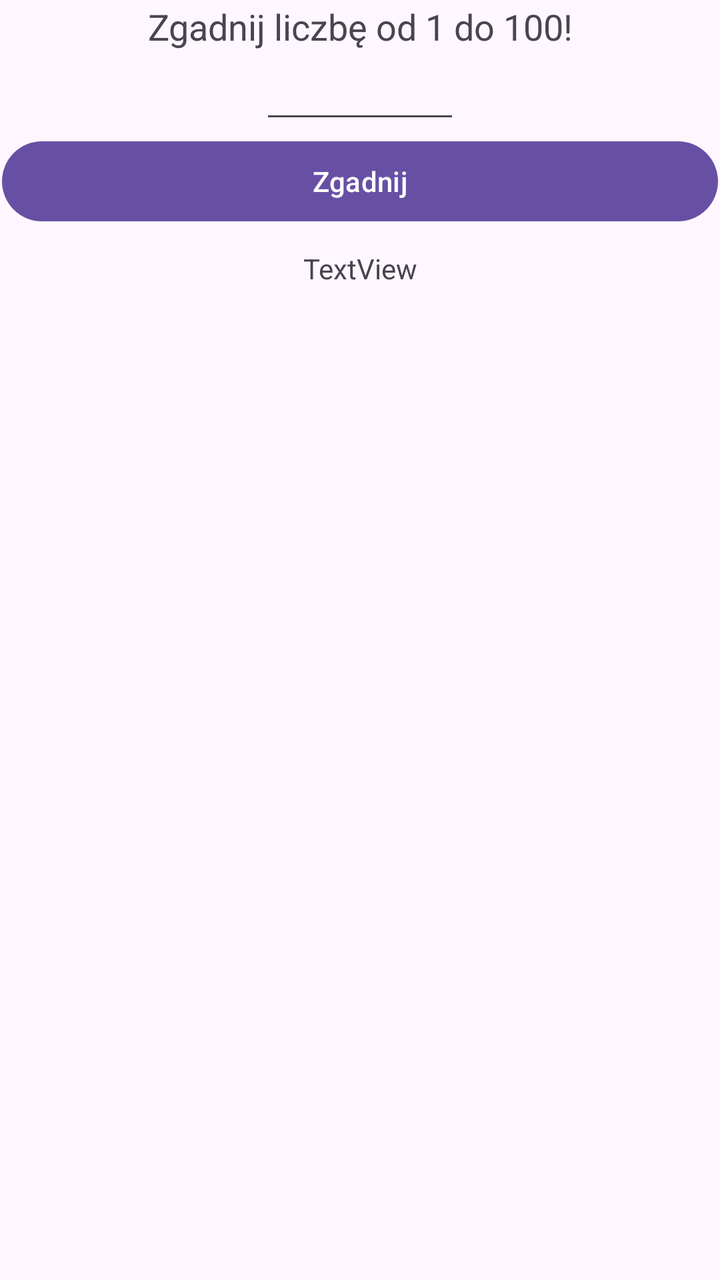
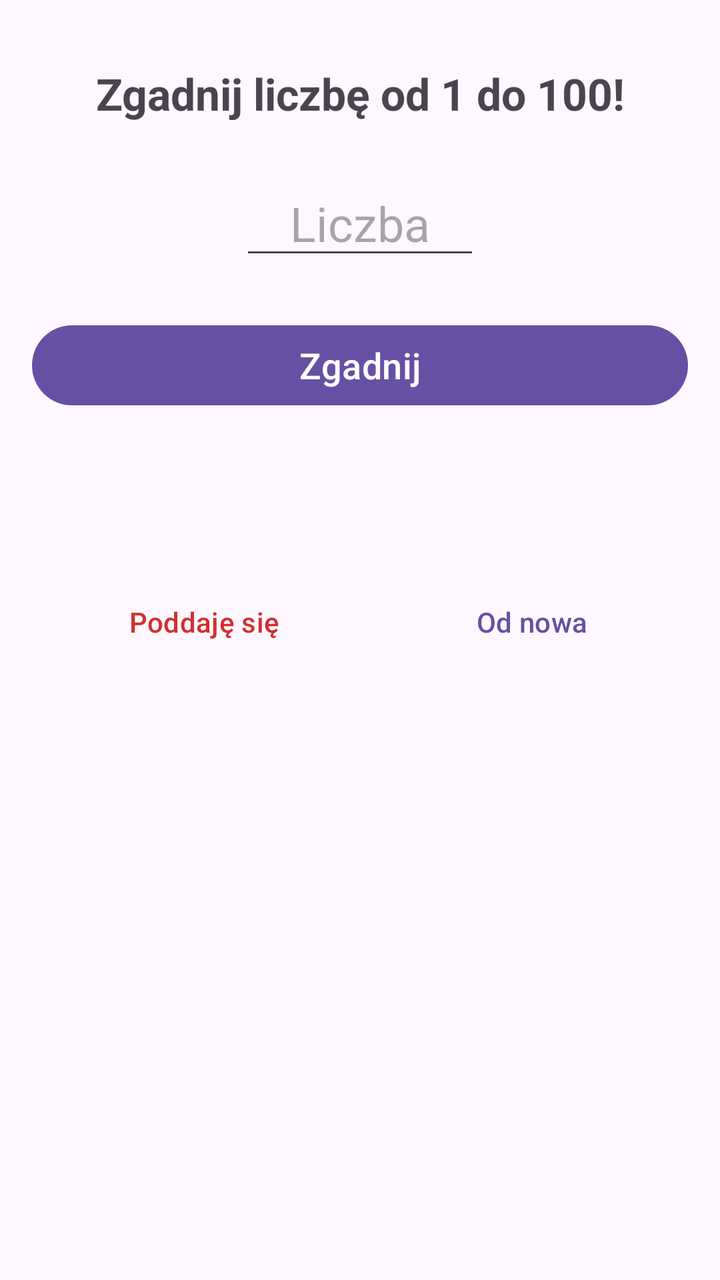

The first picture is an Android layout as it rendered before a commit; the second is the same layout after the commit. The layout source and the unified diff follow.
<!-- AndroidManifest.xml: application theme Theme.OnClick -->
<!-- res/layout/activity_main.xml -->
<?xml version="1.0" encoding="utf-8"?>
<androidx.constraintlayout.widget.ConstraintLayout xmlns:android="http://schemas.android.com/apk/res/android"
    xmlns:app="http://schemas.android.com/apk/res-auto"
    xmlns:tools="http://schemas.android.com/tools"
    android:id="@+id/main"
    android:layout_width="match_parent"
    android:layout_height="match_parent"
    tools:context=".MainActivity">

    <LinearLayout
        android:layout_width="0dp"
        android:layout_height="wrap_content"
        android:layout_marginStart="1dp"
        android:layout_marginTop="1dp"
        android:layout_marginEnd="1dp"
        android:orientation="vertical"
        app:layout_constraintEnd_toEndOf="parent"
        app:layout_constraintStart_toStartOf="parent"
        app:layout_constraintTop_toTopOf="parent">

        <TextView
            android:id="@+id/guessTheNumber"
            android:layout_width="match_parent"
            android:layout_height="wrap_content"
            android:gravity="center"
            android:text="@string/guessTheNumber"
            android:textSize="18dp" />

        <EditText
            android:id="@+id/editTextNumberSigned"
            android:layout_width="100dp"
            android:layout_height="wrap_content"
            android:layout_gravity="center"
            android:ems="10"
            android:gravity="center"
            android:inputType="numberSigned" />

        <Button
            android:id="@+id/button"
            android:layout_width="match_parent"
            android:layout_height="wrap_content"
            android:text="@string/guess" />

        <TextView
            android:id="@+id/result"
            android:layout_width="match_parent"
            android:layout_height="wrap_content"
            android:layout_marginTop="10dp"
            android:gravity="center"
            android:text="TextView" />
    </LinearLayout>
</androidx.constraintlayout.widget.ConstraintLayout>
<!-- resources referenced by this layout -->
<resources>
  <string name="guess">Zgadnij</string>
  <string name="guessTheNumber">Zgadnij liczbę od 1 do 100!</string>
  <style name="Theme.OnClick" parent="Base.Theme.OnClick" />
  <style name="Base.Theme.OnClick" parent="Theme.Material3.DayNight.NoActionBar">
          
          
      </style>
</resources>

<!-- the commit's change to res/layout/activity_main.xml (unified diff, before → after) -->
@@ -10,9 +10,9 @@
     <LinearLayout
         android:layout_width="0dp"
         android:layout_height="wrap_content"
-        android:layout_marginStart="1dp"
-        android:layout_marginTop="1dp"
-        android:layout_marginEnd="1dp"
+        android:layout_marginStart="16dp"
+        android:layout_marginTop="32dp"
+        android:layout_marginEnd="16dp"
         android:orientation="vertical"
         app:layout_constraintEnd_toEndOf="parent"
         app:layout_constraintStart_toStartOf="parent"
@@ -24,29 +24,62 @@
             android:layout_height="wrap_content"
             android:gravity="center"
             android:text="@string/guessTheNumber"
-            android:textSize="18dp" />
+            android:textSize="22sp"
+            android:textStyle="bold" />
 
         <EditText
             android:id="@+id/editTextNumberSigned"
-            android:layout_width="100dp"
+            android:layout_width="120dp"
             android:layout_height="wrap_content"
             android:layout_gravity="center"
+            android:layout_marginTop="24dp"
             android:ems="10"
             android:gravity="center"
-            android:inputType="numberSigned" />
+            android:hint="Liczba"
+            android:inputType="numberSigned"
+            android:textSize="24sp" />
 
         <Button
-            android:id="@+id/button"
+            android:id="@+id/buttonGuess"
             android:layout_width="match_parent"
             android:layout_height="wrap_content"
-            android:text="@string/guess" />
+            android:layout_marginTop="24dp"
+            android:text="@string/guess"
+            android:textSize="18sp" />
 
         <TextView
             android:id="@+id/result"
             android:layout_width="match_parent"
             android:layout_height="wrap_content"
-            android:layout_marginTop="10dp"
+            android:layout_marginTop="24dp"
             android:gravity="center"
-            android:text="TextView" />
+            android:text="@string/empty_result"
+            android:textSize="18sp" />
+
+        <LinearLayout
+            android:layout_width="match_parent"
+            android:layout_height="wrap_content"
+            android:layout_marginTop="32dp"
+            android:orientation="horizontal">
+
+            <Button
+                android:id="@+id/buttonGiveUp"
+                style="?android:attr/buttonBarButtonStyle"
+                android:layout_width="0dp"
+                android:layout_height="wrap_content"
+                android:layout_weight="1"
+                android:text="@string/give_up"
+                android:textColor="#D32F2F" />
+
+            <Button
+                android:id="@+id/buttonRestart"
+                style="?android:attr/buttonBarButtonStyle"
+                android:layout_width="0dp"
+                android:layout_height="wrap_content"
+                android:layout_weight="1"
+                android:text="@string/restart" />
+
+        </LinearLayout>
+
     </LinearLayout>
 </androidx.constraintlayout.widget.ConstraintLayout>
<!-- resource entries referenced after the edit -->
@@ -1,7 +1,10 @@
 <!-- resources referenced by this layout -->
 <resources>
+  <string name="empty_result" />
+  <string name="give_up">Poddaję się</string>
   <string name="guess">Zgadnij</string>
   <string name="guessTheNumber">Zgadnij liczbę od 1 do 100!</string>
+  <string name="restart">Od nowa</string>
   <style name="Theme.OnClick" parent="Base.Theme.OnClick" />
   <style name="Base.Theme.OnClick" parent="Theme.Material3.DayNight.NoActionBar">
           
